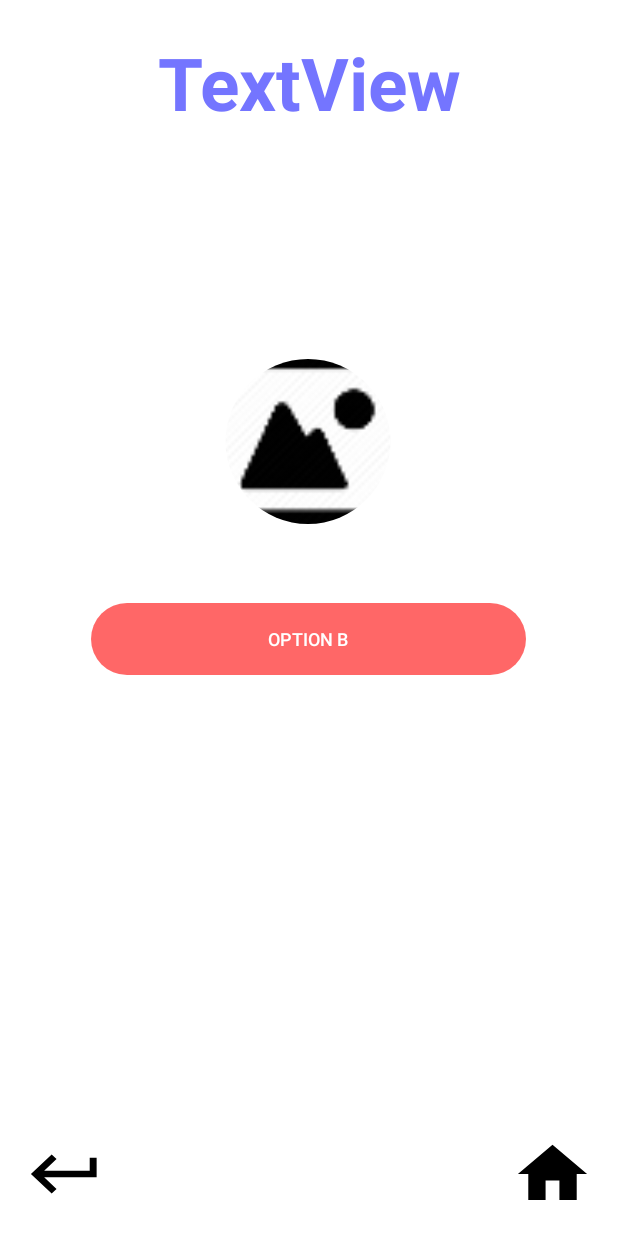
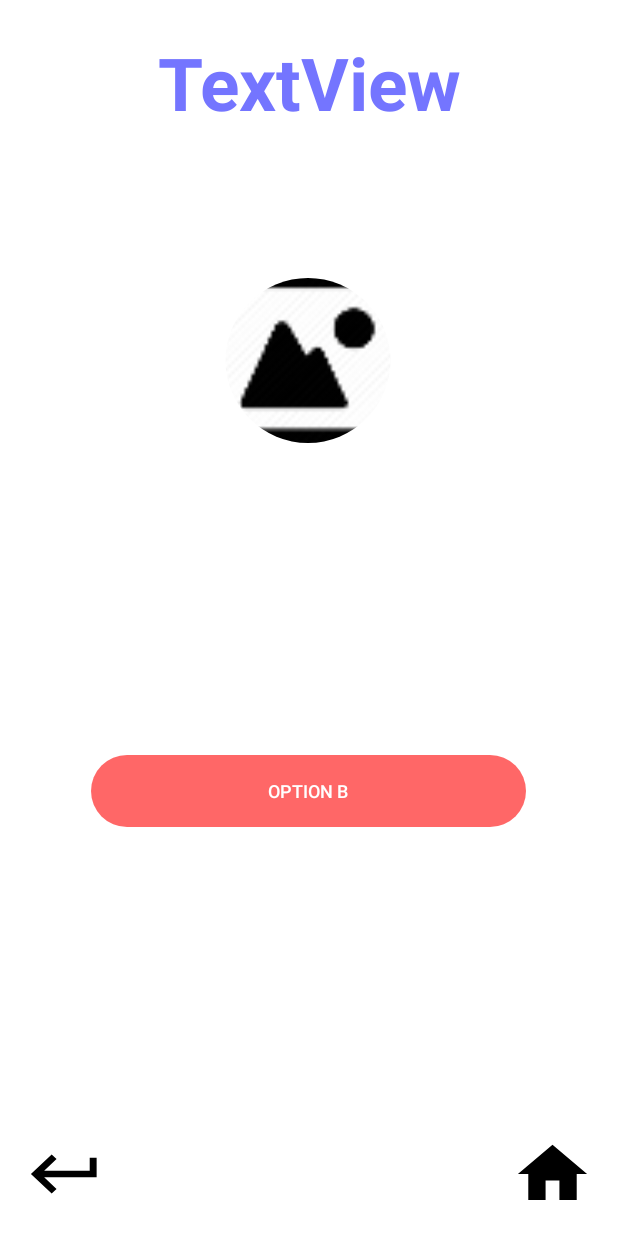
Before and after one commit to NarcisoUNK/PI, an Android app: the Classificacao screen opened directly, with no data from a screen before it, on a phone screen of 412 x 824 dp. Run offline under Robolectric (Android 15) with nearby library versions, the phone set to English and light mode, and no system bars; plain views replace RoundedImageView; 9 statements that could not run were skipped.

Commit message:
Images Working , layout fixed 11/3/2024

```diff
--- a/app/src/main/res/layout/activity_classificacao.xml
+++ b/app/src/main/res/layout/activity_classificacao.xml
@@ -41,11 +41,11 @@
         android:textSize="12sp"
         app:layout_constraintBottom_toTopOf="parent"
         app:layout_constraintEnd_toEndOf="parent"
-        app:layout_constraintHorizontal_bias="0.495"
+        app:layout_constraintHorizontal_bias="0.542"
         app:layout_constraintLeft_toLeftOf="parent"
         app:layout_constraintStart_toStartOf="parent"
         app:layout_constraintTop_toBottomOf="parent"
-        app:layout_constraintVertical_bias="0.412" />
+        app:layout_constraintVertical_bias="0.553" />
 
     <Button
         android:id="@+id/optionB"
@@ -79,12 +79,12 @@
         android:onClick="onImageBClick"
         app:layout_constraintBottom_toTopOf="parent"
         app:layout_constraintEnd_toEndOf="parent"
-        app:layout_constraintHorizontal_bias="0.497"
+        app:layout_constraintHorizontal_bias="0.553"
         app:layout_constraintStart_toStartOf="parent"
         app:layout_constraintTop_toBottomOf="parent"
-        app:layout_constraintVertical_bias="0.606"
-        app:srcCompat="@mipmap/pending_photo"
-        app:riv_corner_radius="30dip" />
+        app:layout_constraintVertical_bias="0.423"
+        app:riv_corner_radius="30dip"
+        app:srcCompat="@mipmap/pending_photo" />
 
     <com.makeramen.roundedimageview.RoundedImageView
         android:id="@+id/imageOptionA"
```
Also changed, not shown: app/src/main/java/pt/ipbeja/pi/piproject/identificationInsect/SaveIdentification.kt (+20 -122 lines).
